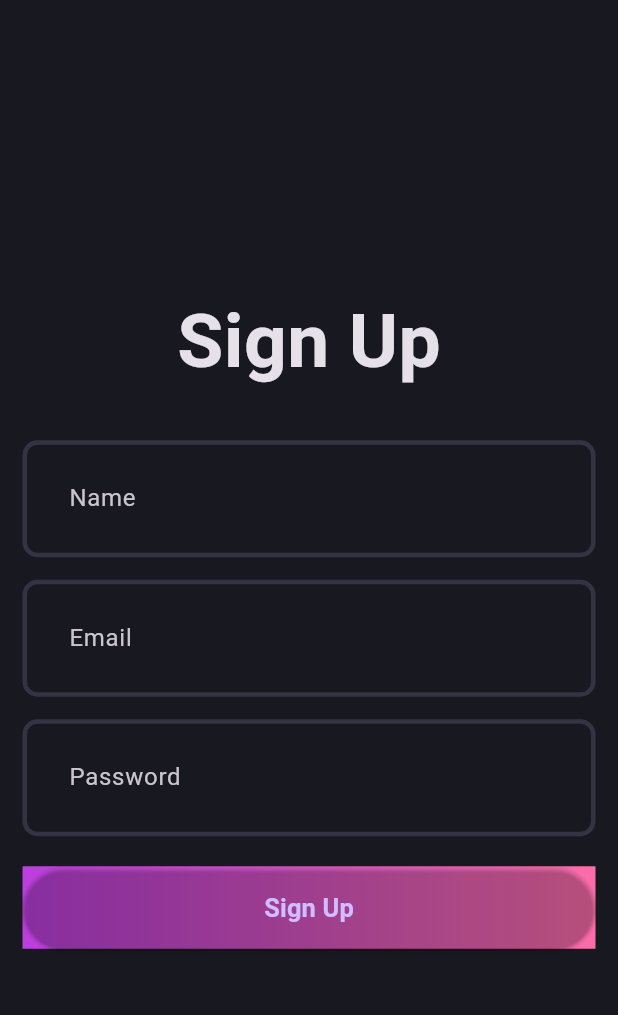
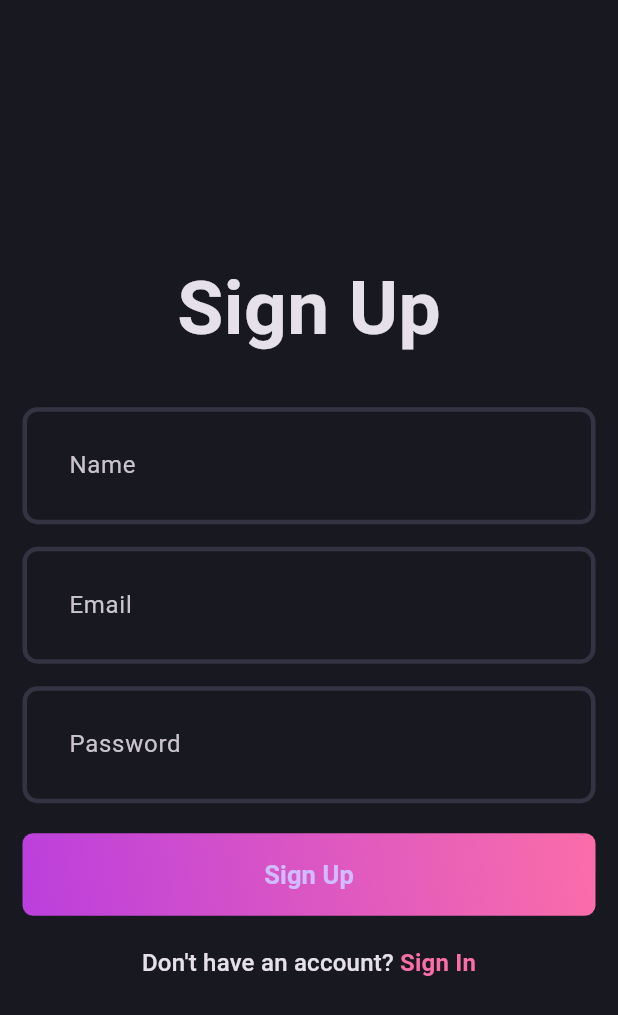
Before and after one commit to Sakshibhokare/flutter_practice_, a Flutter app: the screen it shows after launch, on a phone screen of 412 x 824 dp. Shown: the top 1015 px of the screen. Run offline on Flutter 3.47's test engine with Material 3 defaults, Android fonts, the phone set to English and light mode, and no system bars.

Commit message:
richtext created

```diff
--- a/9_clean_Arch_Bloc/1_part/clean_arch_bloc/lib/features/auth/presentation/pages/signup_page.dart
+++ b/9_clean_Arch_Bloc/1_part/clean_arch_bloc/lib/features/auth/presentation/pages/signup_page.dart
@@ -1,3 +1,4 @@
+import 'package:clean_arch_bloc/core/theme/app_pallete.dart';
 import 'package:clean_arch_bloc/features/auth/presentation/widgets/auth_field.dart';
 import 'package:clean_arch_bloc/features/auth/presentation/widgets/auth_gradient_button.dart';
 import 'package:flutter/material.dart';
@@ -32,7 +33,20 @@ class _SignupPageState extends State<SignupPage> {
             AuthField(hintText: 'Password'),
             SizedBox(height: 20,),
             AuthGradientButton(),
-
+            SizedBox(height: 20,),
+            RichText(text: TextSpan(
+              text: "Don't have an account? ",
+              style: Theme.of(context).textTheme.titleMedium,
+              children: [
+                TextSpan(
+                  text: 'Sign In',
+                  style: Theme.of(context).textTheme.titleMedium?.copyWith(
+                    color: AppPallete.gradient2,
+                    fontWeight: FontWeight.bold
+                  )
+                )
+              ]
+            ))
 
           ],
         ),
--- a/9_clean_Arch_Bloc/1_part/clean_arch_bloc/lib/features/auth/presentation/widgets/auth_gradient_button.dart
+++ b/9_clean_Arch_Bloc/1_part/clean_arch_bloc/lib/features/auth/presentation/widgets/auth_gradient_button.dart
@@ -11,15 +11,20 @@ class AuthGradientButton extends StatelessWidget {
         gradient: LinearGradient(colors: [
           AppPallete.gradient1,
           AppPallete.gradient2
-        ])
+        ],
+        begin: Alignment.bottomLeft,
+        end: Alignment.topRight),
+        borderRadius: BorderRadius.circular(7)
       ),
+
       child: ElevatedButton(
         onPressed: (){
 
       },
       style: ElevatedButton.styleFrom(
         fixedSize: Size(395, 55),
-        backgroundColor: Colors.transparent
+        backgroundColor: Colors.transparent,
+        shadowColor: Colors.transparent
       ),
       child: Text('Sign Up', style: TextStyle(
         fontSize: 17,
```
